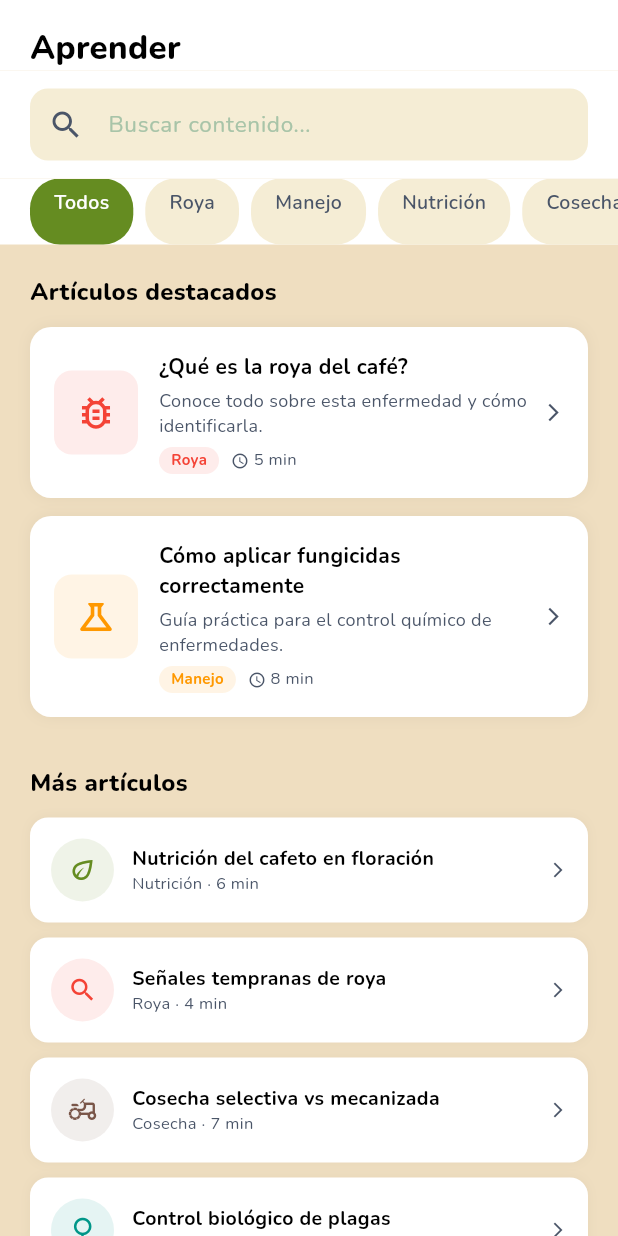
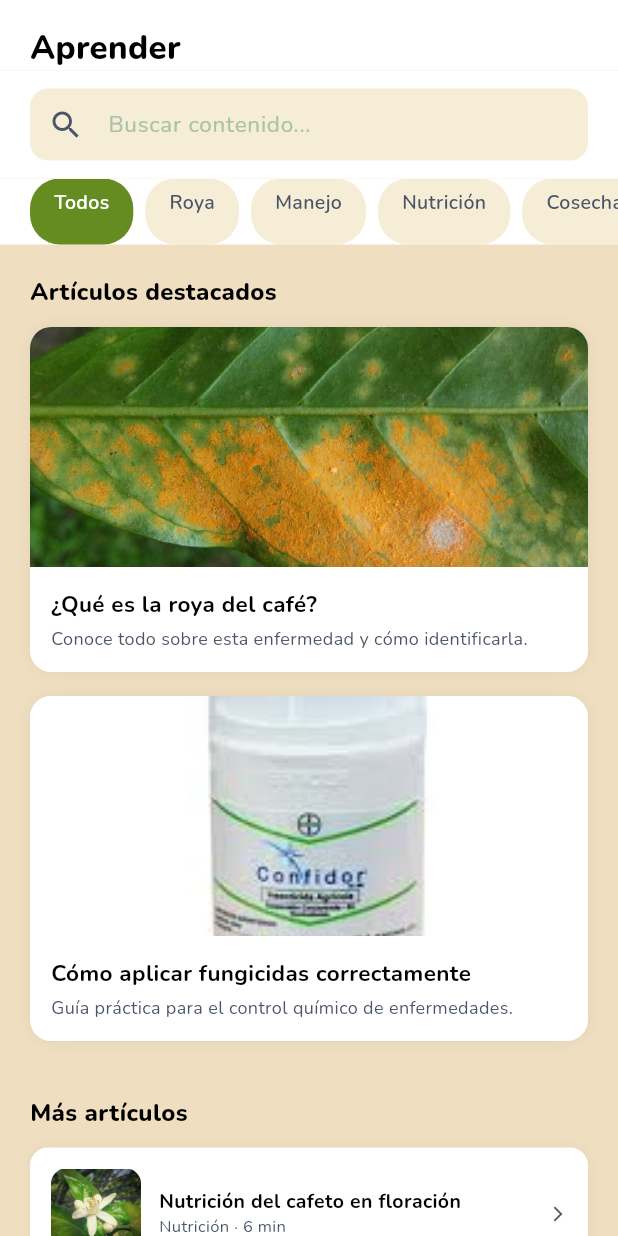
Before and after one commit to alex53512/app_coffee_life, a Flutter app: the AprenderScreen screen opened directly, on a phone screen of 412 x 824 dp. Run offline on Flutter 3.47's test engine with Material 3 defaults, Android fonts, the light colour scheme and no system bars; our stand-ins replace fl_chart, google_fonts, shared_preferences; accounts and stored records are empty.

Commit message:
feat: aprender con imágenes locales, notificaciones completadas

```diff
--- a/lib/screens/aprender_screen.dart
+++ b/lib/screens/aprender_screen.dart
@@ -23,54 +23,120 @@ class _AprenderScreenState extends State<AprenderScreen> {
       'subtitulo': 'Conoce todo sobre esta enfermedad y cómo identificarla.',
       'categoria': 'Roya',
       'color': Colors.red,
-      'icono': Icons.bug_report_outlined,
+      'imagen': 'assets/images/roya_cafe.jpg',
       'tiempo': '5 min',
       'destacado': true,
+      'contenido':
+          'La roya del café (Hemileia vastatrix) es la enfermedad más importante del cultivo. '
+          'Se presenta como manchas amarillas en el haz de la hoja y pústulas anaranjadas en el envés.\n\n'
+          'Síntomas:\n'
+          '• Manchas amarillas en el haz de la hoja\n'
+          '• Pústulas anaranjadas en el envés\n'
+          '• Caída prematura de hojas\n\n'
+          'La enfermedad se desarrolla con mayor rapidez en condiciones de alta humedad '
+          '(superior al 85%) y temperaturas entre 21°C y 25°C.\n\n'
+          'Control:\n'
+          '• Aplicar fungicidas cúpricos preventivamente\n'
+          '• Mejorar ventilación del cultivo\n'
+          '• Eliminar hojas infectadas\n'
+          '• Monitorear regularmente las parcelas',
     },
     {
       'titulo': 'Cómo aplicar fungicidas correctamente',
       'subtitulo': 'Guía práctica para el control químico de enfermedades.',
       'categoria': 'Manejo',
       'color': Colors.orange,
-      'icono': Icons.science_outlined,
+      'imagen': 'assets/images/fungicida.jpg',
       'tiempo': '8 min',
       'destacado': true,
+      'contenido':
+          'Los fungicidas son herramientas clave para el control de enfermedades en el café.\n\n'
+          'Tipos de fungicidas:\n'
+          '• Cúpricos: preventivos, amplio espectro\n'
+          '• Sistémicos: curativos, penetran en la planta\n'
+          '• Biológicos: base de microorganismos\n\n'
+          'Recomendaciones:\n'
+          '• Aplicar en las horas de menor temperatura\n'
+          '• Usar equipo de protección personal\n'
+          '• Respetar los períodos de carencia\n'
+          '• Rotar productos para evitar resistencia',
     },
     {
       'titulo': 'Nutrición del cafeto en floración',
       'subtitulo': 'Los nutrientes clave para maximizar tu cosecha.',
       'categoria': 'Nutrición',
       'color': AppColors.primary,
-      'icono': Icons.eco_outlined,
+      'imagen': 'assets/images/nutricion.jpg',
       'tiempo': '6 min',
       'destacado': false,
+      'contenido':
+          'La etapa de floración es crítica para el cafeto.\n\n'
+          'Nutrientes esenciales:\n'
+          '• Nitrógeno (N): promueve el crecimiento vegetativo\n'
+          '• Fósforo (P): favorece el desarrollo de raíces y flores\n'
+          '• Potasio (K): mejora la calidad del grano\n'
+          '• Boro (B): esencial para la polinización\n\n'
+          'Recomendaciones:\n'
+          '• Realizar análisis de suelo antes de fertilizar\n'
+          '• Aplicar fertilizantes fraccionados\n'
+          '• Mantener el pH del suelo entre 5.5 y 6.5',
     },
     {
       'titulo': 'Señales tempranas de roya',
       'subtitulo': 'Aprende a detectar la roya antes de que se propague.',
       'categoria': 'Roya',
       'color': Colors.red,
-      'icono': Icons.search_outlined,
+      'imagen': 'assets/images/roya2.jpg',
       'tiempo': '4 min',
       'destacado': false,
+      'contenido':
+          'Detectar la roya en sus etapas iniciales es fundamental.\n\n'
+          'Señales tempranas:\n'
+          '• Pequeñas manchas amarillo pálido en el haz\n'
+          '• Polvo anaranjado en el envés (esporas)\n'
+          '• Las hojas afectadas caen prematuramente\n\n'
+          'Cómo monitorear:\n'
+          '• Revisar las hojas inferiores de la planta\n'
+          '• Inspeccionar al menos 10 plantas por lote\n'
+          '• Registrar el porcentaje de hojas afectadas',
     },
     {
       'titulo': 'Cosecha selectiva vs mecanizada',
-      'subtitulo': 'Ventajas y desventajas de cada método de recolección.',
+      'subtitulo': 'Ventajas y desventajas de cada método.',
       'categoria': 'Cosecha',
       'color': Colors.brown,
-      'icono': Icons.agriculture_outlined,
+      'imagen': 'assets/images/cosecha.jpg',
       'tiempo': '7 min',
       'destacado': false,
+      'contenido':
+          'La elección del método de cosecha impacta la calidad del café.\n\n'
+          'Cosecha selectiva:\n'
+          '• Solo se recolectan los frutos maduros\n'
+          '• Mayor calidad del grano\n'
+          '• Mayor costo de mano de obra\n\n'
+          'Cosecha mecanizada:\n'
+          '• Se recolectan todos los frutos a la vez\n'
+          '• Menor costo operativo\n'
+          '• Puede incluir frutos verdes',
     },
     {
       'titulo': 'Control biológico de plagas',
       'subtitulo': 'Alternativas naturales para proteger tu cultivo.',
       'categoria': 'Manejo',
       'color': Colors.teal,
-      'icono': Icons.nature_outlined,
+      'imagen': 'assets/images/plagas.jpg',
       'tiempo': '5 min',
       'destacado': false,
+      'contenido':
+          'El control biológico usa organismos vivos para reducir plagas.\n\n'
+          'Métodos principales:\n'
+          '• Uso de hongos entomopatógenos\n'
+          '• Liberación de parasitoides naturales\n'
+          '• Fomento de depredadores naturales\n\n'
+          'Ventajas:\n'
+          '• Menor impacto ambiental\n'
+          '• Sin residuos químicos en el grano\n'
+          '• Sostenible a largo plazo',
     },
   ];
 
@@ -79,9 +145,7 @@ class _AprenderScreenState extends State<AprenderScreen> {
       final matchCategoria = _categoriaSeleccionada == 'Todos' ||
           a['categoria'] == _categoriaSeleccionada;
       final matchBusqueda = _searchController.text.isEmpty ||
-          a['titulo']
-              .toLowerCase()
-              .contains(_searchController.text.toLowerCase());
+          a['titulo'].toLowerCase().contains(_searchController.text.toLowerCase());
       return matchCategoria && matchBusqueda;
     }).toList();
   }
@@ -109,14 +173,11 @@ class _AprenderScreenState extends State<AprenderScreen> {
       color: Colors.white,
       child: Row(
         children: [
-          Text(
-            'Aprender',
+          Text('Aprender',
               style: GoogleFonts.nunito(
                   fontSize: 22,
                   fontWeight: FontWeight.w800,
-              color: AppColors.textPrimary,
-            ),
-          ),
+                  color: AppColors.textPrimary)),
         ],
       ),
     );
@@ -168,14 +229,11 @@ class _AprenderScreenState extends State<AprenderScreen> {
                 color: isSelected ? AppColors.primary : AppColors.surfaceVariant,
                 borderRadius: BorderRadius.circular(20),
               ),
-              child: Text(
-                cat,
+              child: Text(cat,
                   style: GoogleFonts.nunito(
                       fontSize: 13,
                       fontWeight: FontWeight.w600,
-                  color: isSelected ? Colors.white : AppColors.textSecondary,
-                ),
-              ),
+                      color: isSelected ? Colors.white : AppColors.textSecondary)),
             ),
           );
         },
@@ -184,36 +242,28 @@ class _AprenderScreenState extends State<AprenderScreen> {
   }
 
   Widget _buildListaArticulos() {
-    final destacados =
-        _articulosFiltrados.where((a) => a['destacado'] == true).toList();
-    final resto =
-        _articulosFiltrados.where((a) => a['destacado'] != true).toList();
+    final destacados = _articulosFiltrados.where((a) => a['destacado'] == true).toList();
+    final resto = _articulosFiltrados.where((a) => a['destacado'] != true).toList();
 
     return ListView(
       padding: const EdgeInsets.all(20),
       children: [
         if (destacados.isNotEmpty) ...[
-          Text(
-            'Artículos destacados',
+          Text('Artículos destacados',
               style: GoogleFonts.nunito(
                   fontSize: 16,
                   fontWeight: FontWeight.w800,
-              color: AppColors.textPrimary,
-            ),
-          ),
+                  color: AppColors.textPrimary)),
           const SizedBox(height: 12),
           ...destacados.map((a) => _articuloDestacado(a)),
           const SizedBox(height: 20),
         ],
         if (resto.isNotEmpty) ...[
-          Text(
-            'Más artículos',
+          Text('Más artículos',
               style: GoogleFonts.nunito(
                   fontSize: 16,
                   fontWeight: FontWeight.w800,
-              color: AppColors.textPrimary,
-            ),
-          ),
+                  color: AppColors.textPrimary)),
           const SizedBox(height: 12),
           ...resto.map((a) => _articuloSimple(a)),
         ],
@@ -225,8 +275,7 @@ class _AprenderScreenState extends State<AprenderScreen> {
     return GestureDetector(
       onTap: () => _abrirArticulo(a),
       child: Container(
-        margin: const EdgeInsets.only(bottom: 12),
-        padding: const EdgeInsets.all(16),
+        margin: const EdgeInsets.only(bottom: 16),
         decoration: BoxDecoration(
           color: Colors.white,
           borderRadius: BorderRadius.circular(14),
@@ -234,74 +283,44 @@ class _AprenderScreenState extends State<AprenderScreen> {
             BoxShadow(color: Colors.black.withOpacity(0.05), blurRadius: 8),
           ],
         ),
-        child: Row(
-          children: [
-            Container(
-              width: 56,
-              height: 56,
-              decoration: BoxDecoration(
-                color: (a['color'] as Color).withOpacity(0.1),
-                borderRadius: BorderRadius.circular(12),
-              ),
-              child: Icon(a['icono'] as IconData,
-                  color: a['color'] as Color, size: 28),
-            ),
-            const SizedBox(width: 14),
-            Expanded(
         child: Column(
           crossAxisAlignment: CrossAxisAlignment.start,
           children: [
-                  Text(
-                    a['titulo'],
-                    style: GoogleFonts.nunito(
-                      fontSize: 14,
-                      fontWeight: FontWeight.w700,
-                      color: AppColors.textPrimary,
+            ClipRRect(
+              borderRadius: const BorderRadius.only(
+                topLeft: Radius.circular(14),
+                topRight: Radius.circular(14),
               ),
-                  ),
-                  const SizedBox(height: 4),
-                  Text(
-                    a['subtitulo'],
-                    style: GoogleFonts.nunito(
-                      fontSize: 12,
-                      color: AppColors.textSecondary,
-                    ),
-                  ),
-                  const SizedBox(height: 6),
-                  Row(
-                    children: [
-                      Container(
-                        padding: const EdgeInsets.symmetric(
-                            horizontal: 8, vertical: 2),
-                        decoration: BoxDecoration(
+              child: Image.asset(
+                a['imagen'],
+                height: 160,
+                width: double.infinity,
+                fit: BoxFit.cover,
+                errorBuilder: (_, __, ___) => Container(
+                  height: 160,
                   color: (a['color'] as Color).withOpacity(0.1),
-                          borderRadius: BorderRadius.circular(10),
-                        ),
-                        child: Text(
-                          a['categoria'],
-                          style: GoogleFonts.nunito(
-                            fontSize: 10,
-                            fontWeight: FontWeight.w700,
-                            color: a['color'] as Color,
+                  child: Icon(Icons.image_outlined,
+                      size: 60, color: a['color'] as Color),
                 ),
               ),
             ),
-                      const SizedBox(width: 8),
-                      Icon(Icons.access_time,
-                          size: 12, color: AppColors.textSecondary),
-                      const SizedBox(width: 3),
-                      Text(
-                        a['tiempo'],
+            Padding(
+              padding: const EdgeInsets.all(14),
+              child: Column(
+                crossAxisAlignment: CrossAxisAlignment.start,
+                children: [
+                  Text(a['titulo'],
                       style: GoogleFonts.nunito(
-                            fontSize: 11, color: AppColors.textSecondary),
-                      ),
-                    ],
-                  ),
+                          fontSize: 15,
+                          fontWeight: FontWeight.w700,
+                          color: AppColors.textPrimary)),
+                  const SizedBox(height: 4),
+                  Text(a['subtitulo'],
+                      style: GoogleFonts.nunito(
+                          fontSize: 12, color: AppColors.textSecondary)),
                 ],
               ),
             ),
-            const Icon(Icons.arrow_forward_ios,
-                size: 14, color: AppColors.textSecondary),
           ],
         ),
       ),
@@ -323,34 +342,33 @@ class _AprenderScreenState extends State<AprenderScreen> {
         ),
         child: Row(
           children: [
-            Container(
-              width: 42,
-              height: 42,
-              decoration: BoxDecoration(
+            ClipRRect(
+              borderRadius: BorderRadius.circular(10),
+              child: Image.asset(
+                a['imagen'],
+                width: 60, height: 60,
+                fit: BoxFit.cover,
+                errorBuilder: (_, __, ___) => Container(
+                  width: 60, height: 60,
                   color: (a['color'] as Color).withOpacity(0.1),
-                shape: BoxShape.circle,
+                  child: Icon(Icons.image_outlined,
+                      color: a['color'] as Color),
                 ),
-              child: Icon(a['icono'] as IconData,
-                  color: a['color'] as Color, size: 20),
+              ),
             ),
             const SizedBox(width: 12),
             Expanded(
               child: Column(
                 crossAxisAlignment: CrossAxisAlignment.start,
                 children: [
-                  Text(
-                    a['titulo'],
+                  Text(a['titulo'],
                       style: GoogleFonts.nunito(
                           fontSize: 13,
                           fontWeight: FontWeight.w700,
-                      color: AppColors.textPrimary,
-                    ),
-                  ),
-                  Text(
-                    '${a['categoria']} · ${a['tiempo']}',
+                          color: AppColors.textPrimary)),
+                  Text('${a['categoria']} · ${a['tiempo']}',
                       style: GoogleFonts.nunito(
-                        fontSize: 11, color: AppColors.textSecondary),
-                  ),
+                          fontSize: 11, color: AppColors.textSecondary)),
                 ],
               ),
             ),
@@ -365,14 +383,11 @@ class _AprenderScreenState extends State<AprenderScreen> {
   void _abrirArticulo(Map<String, dynamic> articulo) {
     Navigator.push(
       context,
-      MaterialPageRoute(
-        builder: (_) => _ArticuloScreen(articulo: articulo),
-      ),
+      MaterialPageRoute(builder: (_) => _ArticuloScreen(articulo: articulo)),
     );
   }
 }
 
-// ── Pantalla detalle del artículo ─────────────────────────────────────────
 class _ArticuloScreen extends StatelessWidget {
   final Map<String, dynamic> articulo;
   const _ArticuloScreen({required this.articulo});
@@ -380,88 +395,50 @@ class _ArticuloScreen extends StatelessWidget {
   @override
   Widget build(BuildContext context) {
     return Scaffold(
-      backgroundColor: AppColors.background,
+      backgroundColor: Colors.white,
       body: SafeArea(
         child: Column(
           children: [
             _buildHeader(context),
             Expanded(
               child: SingleChildScrollView(
+                child: Column(
+                  crossAxisAlignment: CrossAxisAlignment.start,
+                  children: [
+                    Image.asset(
+                      articulo['imagen'],
+                      height: 220,
+                      width: double.infinity,
+                      fit: BoxFit.cover,
+                      errorBuilder: (_, __, ___) => Container(
+                        height: 220,
+                        color: (articulo['color'] as Color).withOpacity(0.1),
+                        child: Icon(Icons.image_outlined,
+                            size: 80, color: articulo['color'] as Color),
+                      ),
+                    ),
+                    Padding(
                       padding: const EdgeInsets.all(20),
                       child: Column(
                         crossAxisAlignment: CrossAxisAlignment.start,
                         children: [
-                    Container(
-                      width: double.infinity,
-                      height: 180,
-                      decoration: BoxDecoration(
-                        color: (articulo['color'] as Color).withOpacity(0.1),
-                        borderRadius: BorderRadius.circular(16),
-                      ),
-                      child: Icon(
-                        articulo['icono'] as IconData,
-                        size: 80,
-                        color: (articulo['color'] as Color).withOpacity(0.6),
-                      ),
-                    ),
-                    const SizedBox(height: 20),
-                    Row(
-                      children: [
-                        Container(
-                          padding: const EdgeInsets.symmetric(
-                              horizontal: 10, vertical: 4),
-                          decoration: BoxDecoration(
-                            color: (articulo['color'] as Color).withOpacity(0.1),
-                            borderRadius: BorderRadius.circular(10),
-                          ),
-                          child: Text(
-                            articulo['categoria'],
-                            style: GoogleFonts.nunito(
-                              fontSize: 12,
-                              fontWeight: FontWeight.w700,
-                              color: articulo['color'] as Color,
-                            ),
-                          ),
-                        ),
-                        const SizedBox(width: 10),
-                        Icon(Icons.access_time,
-                            size: 14, color: AppColors.textSecondary),
-                        const SizedBox(width: 4),
-                        Text(
-                          articulo['tiempo'],
-                          style: GoogleFonts.nunito(
-                              fontSize: 12, color: AppColors.textSecondary),
-                        ),
-                      ],
-                    ),
-                    const SizedBox(height: 12),
-                    Text(
-                      articulo['titulo'],
+                          Text(articulo['titulo'],
                               style: GoogleFonts.nunito(
                                   fontSize: 22,
                                   fontWeight: FontWeight.w800,
-                        color: AppColors.textPrimary,
-                      ),
-                    ),
-                    const SizedBox(height: 16),
-                    Text(
-                      'La roya del café (Hemileia vastatrix) es la enfermedad más importante del cultivo. '
-                      'Se presenta como manchas amarillas en el haz de la hoja y pústulas anaranjadas en el envés.\n\n'
-                      'Síntomas:\n'
-                      '• Manchas amarillas en el haz de la hoja\n'
-                      '• Pústulas anaranjadas en el envés\n'
-                      '• Caída prematura de hojas\n\n'
-                      'La enfermedad se desarrolla con mayor rapidez en condiciones de alta humedad '
-                      '(superior al 85%) y temperaturas entre 21°C y 25°C.\n\n'
-                      'Control:\n'
-                      '• Aplicar fungicidas cúpricos preventivamente\n'
-                      '• Mejorar ventilación del cultivo\n'
-                      '• Eliminar hojas infectadas\n'
-                      '• Monitorear regularmente las parcelas',
+                                  color: AppColors.textPrimary)),
+                          const SizedBox(height: 8),
+                          Text(articulo['subtitulo'],
+                              style: GoogleFonts.nunito(
+                                  fontSize: 14,
+                                  color: AppColors.textSecondary)),
+                          const SizedBox(height: 20),
+                          Text(articulo['contenido'] ?? '',
                               style: GoogleFonts.nunito(
                                   fontSize: 14,
                                   color: AppColors.textSecondary,
-                        height: 1.7,
+                                  height: 1.8)),
+                        ],
                       ),
                     ),
                   ],
@@ -485,14 +462,11 @@ class _ArticuloScreen extends StatelessWidget {
             onPressed: () => Navigator.pop(context),
           ),
           Expanded(
-            child: Text(
-              'Artículo',
+            child: Text('Artículo',
                 style: GoogleFonts.nunito(
                     fontSize: 18,
                     fontWeight: FontWeight.w700,
-                color: AppColors.textPrimary,
-              ),
-            ),
+                    color: AppColors.textPrimary)),
           ),
           IconButton(
             icon: const Icon(Icons.bookmark_border, color: AppColors.textPrimary),
```
Also changed, not shown: assets/images/cosecha.jpg (added), assets/images/fungicida.jpg (added), assets/images/nutricion.jpg (added), assets/images/plagas.jpg (added), assets/images/roya2.jpg (added), assets/images/roya_cafe.jpg (added). Lines whose indentation alone changed are shown as unchanged.
